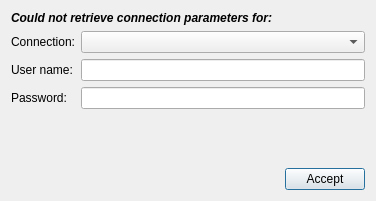
Giswater/giswater_qgis_plugin, file ui/credentials.ui: the form before one commit.
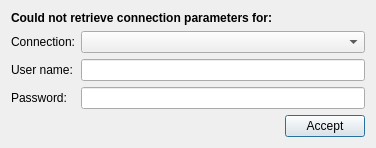
The form after the commit.

```diff
--- a/ui/credentials.ui
+++ b/ui/credentials.ui
@@ -7,7 +7,7 @@
     <x>0</x>
     <y>0</y>
     <width>376</width>
-    <height>201</height>
+    <height>146</height>
    </rect>
   </property>
   <property name="windowTitle">
@@ -84,7 +84,7 @@
      <property name="font">
       <font>
        <weight>75</weight>
-       <italic>true</italic>
+       <italic>false</italic>
        <bold>true</bold>
       </font>
      </property>
```
Left out of the diff: 2 changed lines with no effect on the pictures.
